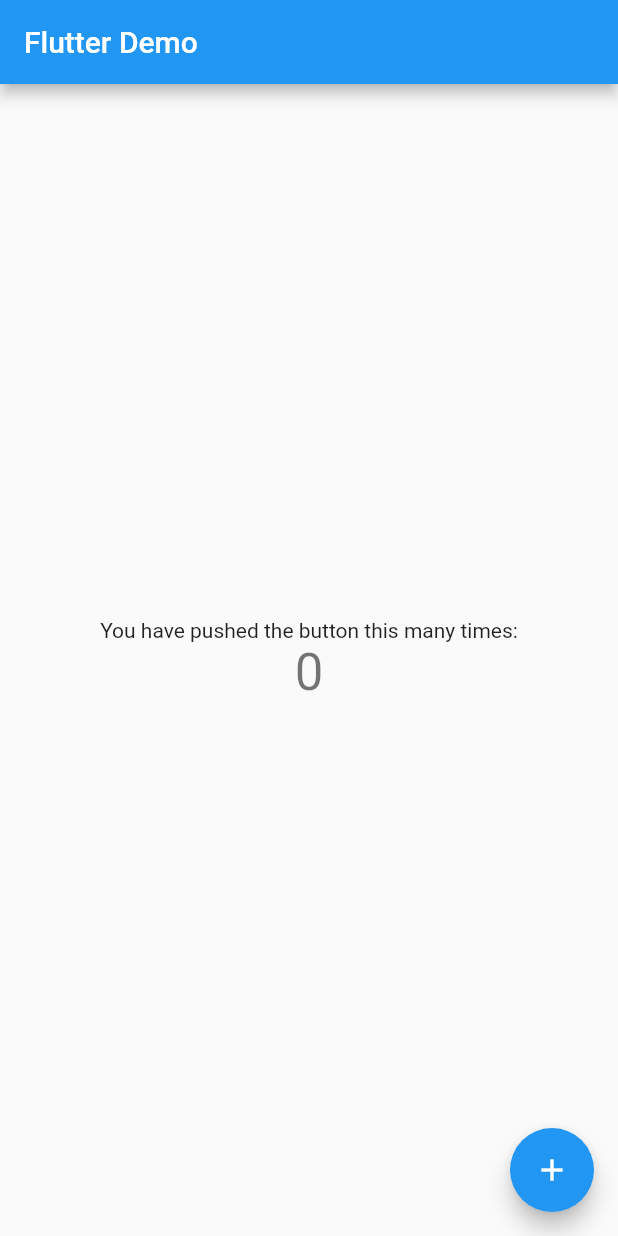
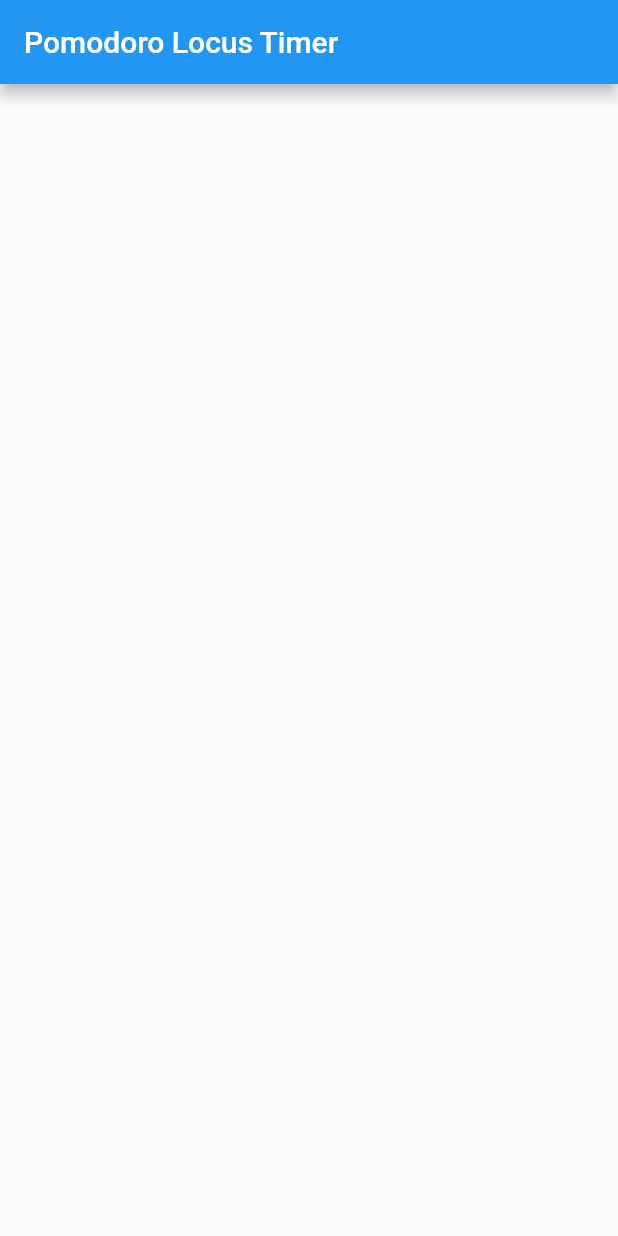
Before and after one commit to VishnuDileesh/pomodoro-locus-timer, a Flutter app: the screen it shows after launch, on a phone screen of 412 x 824 dp. Run offline on Flutter 3.47's test engine with Material 2 defaults, Android fonts, the phone set to English and light mode, and no system bars.

Commit message:
Create screens folder structure

```diff
--- a/lib/main.dart
+++ b/lib/main.dart
@@ -1,4 +1,5 @@
 import 'package:flutter/material.dart';
+import 'package:pomodoro_locus_timer/screens/home.dart';
 
 void main() {
   runApp(MyApp());
@@ -9,57 +10,11 @@ class MyApp extends StatelessWidget {
   Widget build(BuildContext context) {
     return MaterialApp(
       title: 'Flutter Demo',
+      debugShowCheckedModeBanner: false,
       theme: ThemeData(
         primarySwatch: Colors.blue,
       ),
-      home: MyHomePage(title: 'Flutter Demo'),
+      home: HomeScreen(),
     );
   }
 }
-
-class MyHomePage extends StatefulWidget {
-  MyHomePage({Key? key, required this.title}) : super(key: key);
-
-  final String title;
-
-  @override
-  _MyHomePageState createState() => _MyHomePageState();
-}
-
-class _MyHomePageState extends State<MyHomePage> {
-  int _counter = 0;
-
-  void _incrementCounter() {
-    setState(() {
-      _counter = _counter + 5;
-    });
-  }
-
-  @override
-  Widget build(BuildContext context) {
-    return Scaffold(
-      appBar: AppBar(
-        title: Text(widget.title),
-      ),
-      body: Center(
-        child: Column(
-          mainAxisAlignment: MainAxisAlignment.center,
-          children: <Widget>[
-            Text(
-              'You have pushed the button this many times:',
-            ),
-            Text(
-              '$_counter',
-              style: Theme.of(context).textTheme.headline4,
-            ),
-          ],
-        ),
-      ),
-      floatingActionButton: FloatingActionButton(
-        onPressed: _incrementCounter,
-        tooltip: 'Increment',
-        child: Icon(Icons.add),
-      ),
-    );
-  }
-}
--- /dev/null
+++ b/lib/screens/home.dart
@@ -0,0 +1,12 @@
+import 'package:flutter/material.dart';
+
+class HomeScreen extends StatelessWidget {
+  @override
+  Widget build(BuildContext context) {
+    return Scaffold(
+      appBar: AppBar(
+        title: Text('Pomodoro Locus Timer'),
+      ),
+    );
+  }
+}
```
